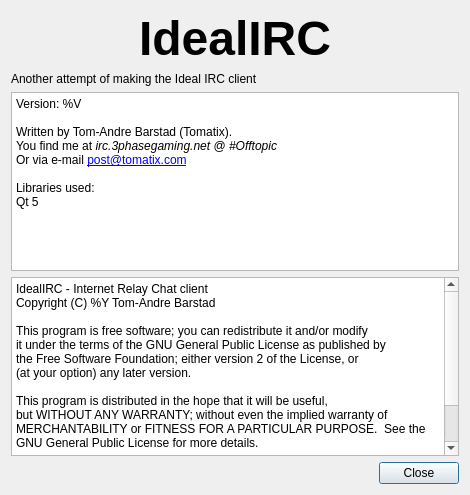
Before: the Qt Designer form iabout.ui in daniel-Jones/IdealIRC, drawn with Qt 5.
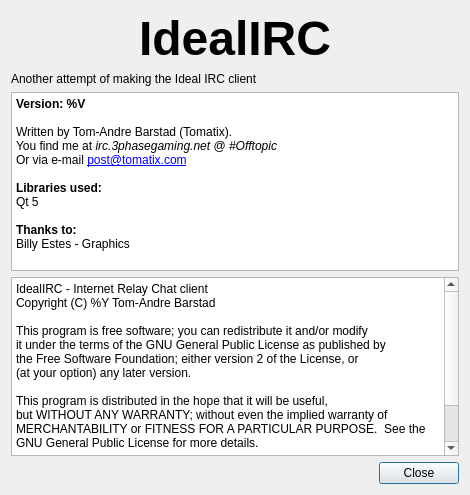
After: the same form once the commit is applied.

Commit message: Set version to 0.1.0 Logging implemented

What changed in the file:
```diff
--- a/iabout.ui
+++ b/iabout.ui
@@ -24,14 +24,17 @@
 &lt;html&gt;&lt;head&gt;&lt;meta name=&quot;qrichtext&quot; content=&quot;1&quot; /&gt;&lt;style type=&quot;text/css&quot;&gt;
 p, li { white-space: pre-wrap; }
 &lt;/style&gt;&lt;/head&gt;&lt;body style=&quot; font-family:'Sans Serif'; font-size:9pt; font-weight:400; font-style:normal;&quot;&gt;
-&lt;p style=&quot; margin-top:0px; margin-bottom:0px; margin-left:0px; margin-right:0px; -qt-block-indent:0; text-indent:0px;&quot;&gt;Version: %V&lt;/p&gt;
+&lt;p style=&quot; margin-top:0px; margin-bottom:0px; margin-left:0px; margin-right:0px; -qt-block-indent:0; text-indent:0px;&quot;&gt;&lt;span style=&quot; font-weight:600;&quot;&gt;Version: %V&lt;/span&gt;&lt;/p&gt;
 &lt;p style=&quot;-qt-paragraph-type:empty; margin-top:0px; margin-bottom:0px; margin-left:0px; margin-right:0px; -qt-block-indent:0; text-indent:0px;&quot;&gt;&lt;br /&gt;&lt;/p&gt;
 &lt;p style=&quot; margin-top:0px; margin-bottom:0px; margin-left:0px; margin-right:0px; -qt-block-indent:0; text-indent:0px;&quot;&gt;Written by Tom-Andre Barstad (Tomatix).&lt;/p&gt;
 &lt;p style=&quot; margin-top:0px; margin-bottom:0px; margin-left:0px; margin-right:0px; -qt-block-indent:0; text-indent:0px;&quot;&gt;You find me at &lt;span style=&quot; font-style:italic;&quot;&gt;irc.3phasegaming.net&lt;/span&gt; @ &lt;span style=&quot; font-style:italic;&quot;&gt;#Offtopic&lt;/span&gt;&lt;/p&gt;
 &lt;p style=&quot; margin-top:0px; margin-bottom:0px; margin-left:0px; margin-right:0px; -qt-block-indent:0; text-indent:0px;&quot;&gt;Or via e-mail &lt;a href=&quot;mailto:post@tomatix.com&quot;&gt;&lt;span style=&quot; text-decoration: underline; color:#0000ff;&quot;&gt;post@tomatix.com&lt;/span&gt;&lt;/a&gt;&lt;/p&gt;
 &lt;p style=&quot;-qt-paragraph-type:empty; margin-top:0px; margin-bottom:0px; margin-left:0px; margin-right:0px; -qt-block-indent:0; text-indent:0px; text-decoration: underline; color:#0000ff;&quot;&gt;&lt;br /&gt;&lt;/p&gt;
-&lt;p style=&quot; margin-top:0px; margin-bottom:0px; margin-left:0px; margin-right:0px; -qt-block-indent:0; text-indent:0px;&quot;&gt;Libraries used:&lt;/p&gt;
-&lt;p style=&quot; margin-top:0px; margin-bottom:0px; margin-left:0px; margin-right:0px; -qt-block-indent:0; text-indent:0px;&quot;&gt;Qt 5&lt;/p&gt;&lt;/body&gt;&lt;/html&gt;</string>
+&lt;p style=&quot; margin-top:0px; margin-bottom:0px; margin-left:0px; margin-right:0px; -qt-block-indent:0; text-indent:0px;&quot;&gt;&lt;span style=&quot; font-weight:600;&quot;&gt;Libraries used:&lt;/span&gt;&lt;/p&gt;
+&lt;p style=&quot; margin-top:0px; margin-bottom:0px; margin-left:0px; margin-right:0px; -qt-block-indent:0; text-indent:0px;&quot;&gt;Qt 5&lt;/p&gt;
+&lt;p style=&quot;-qt-paragraph-type:empty; margin-top:0px; margin-bottom:0px; margin-left:0px; margin-right:0px; -qt-block-indent:0; text-indent:0px;&quot;&gt;&lt;br /&gt;&lt;/p&gt;
+&lt;p style=&quot; margin-top:0px; margin-bottom:0px; margin-left:0px; margin-right:0px; -qt-block-indent:0; text-indent:0px;&quot;&gt;&lt;span style=&quot; font-weight:600;&quot;&gt;Thanks to:&lt;/span&gt;&lt;/p&gt;
+&lt;p style=&quot; margin-top:0px; margin-bottom:0px; margin-left:0px; margin-right:0px; -qt-block-indent:0; text-indent:0px;&quot;&gt;Billy Estes - Graphics&lt;/p&gt;&lt;/body&gt;&lt;/html&gt;</string>
      </property>
     </widget>
    </item>
```
The commit also changes 6 other files.
